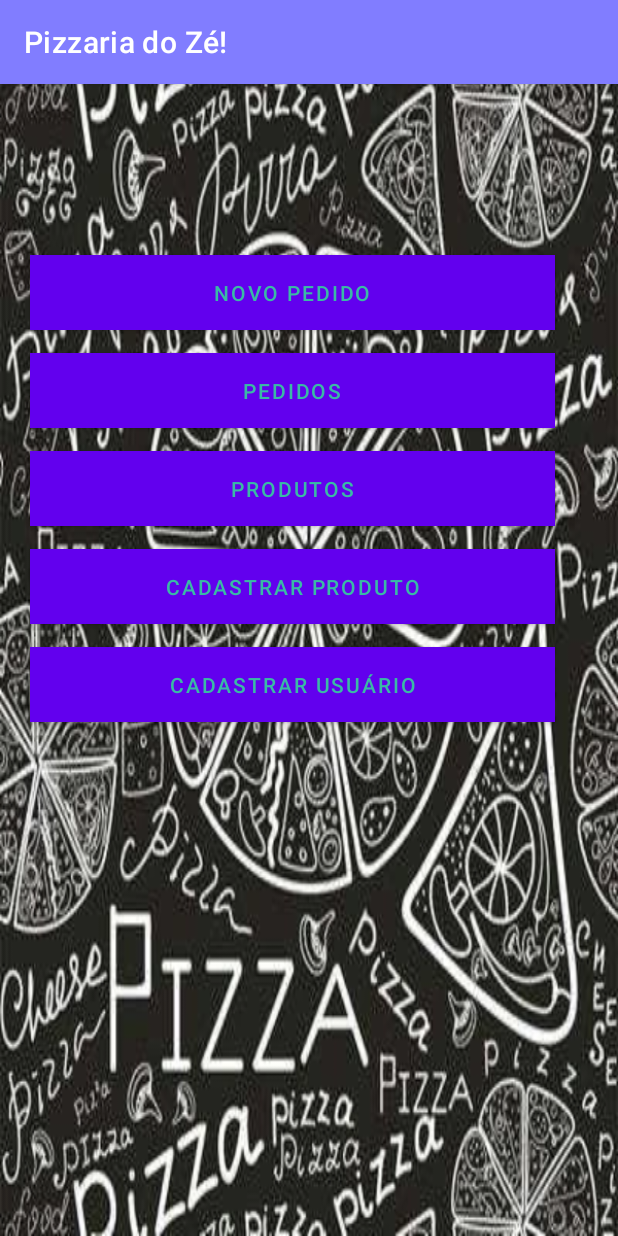
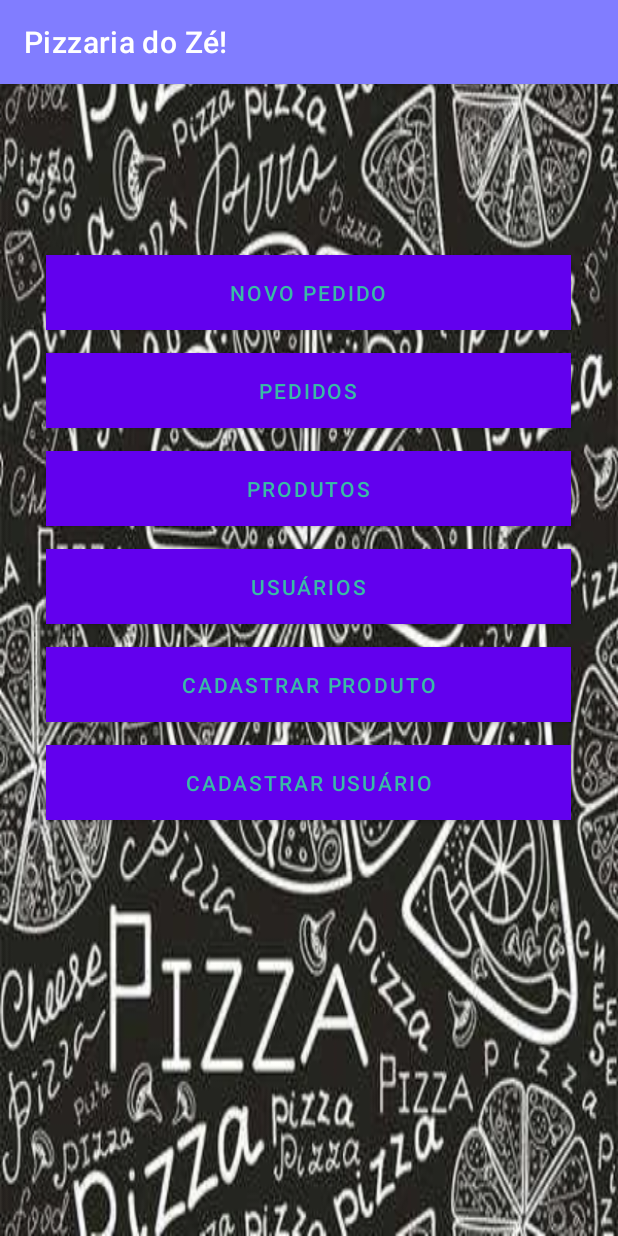
Before and after one commit to suelenviana/app_pizzaria, an Android app: the screen it shows after launch (MainActivity), on a phone screen of 412 x 824 dp. Run offline under Robolectric (Android 15) with nearby library versions, the phone set to English and light mode, and no system bars.

Commit message:
listagem de usuario

```diff
--- a/app/src/main/AndroidManifest.xml
+++ b/app/src/main/AndroidManifest.xml
@@ -12,6 +12,11 @@
         <activity
             android:name=".produto.listProdutoActivity"
             android:label="@string/title_activity_list_produto"
+            android:theme="@style/Theme.App_pizzaria.NoActionBar" >
+        </activity>
+        <activity
+            android:name=".usuario.ListaUsuarioActivity"
+            android:label="@string/listUsuario"
             android:theme="@style/Theme.App_pizzaria.NoActionBar" >
         </activity>
         <activity
--- a/app/src/main/java/com/programacao/app_pizzaria/MainActivity.java
+++ b/app/src/main/java/com/programacao/app_pizzaria/MainActivity.java
@@ -9,6 +9,7 @@ import com.programacao.app_pizzaria.pedido.novoPedidoActivity;
 import com.programacao.app_pizzaria.produto.ProdutoDAO;
 import com.programacao.app_pizzaria.produto.cadProdutoActivity;
 import com.programacao.app_pizzaria.produto.listProdutoActivity;
+import com.programacao.app_pizzaria.usuario.ListaUsuarioActivity;
 import com.programacao.app_pizzaria.usuario.UsuarioDAO;
 import com.programacao.app_pizzaria.usuario.cadUsuarioActivity;
 
@@ -23,7 +24,7 @@ import android.widget.Button;
 
 public class MainActivity extends AppCompatActivity {
 
-    Button btNovoPedido, btCadProduto, btListProduto, btCadUsuario;
+    Button btNovoPedido, btCadProduto, btListProduto, btCadUsuario, btListUsuario;
     Intent intent;
     private SQLiteDatabase bancoDados;
 
@@ -38,6 +39,7 @@ public class MainActivity extends AppCompatActivity {
         btCadProduto = findViewById(R.id.button_cadProduto);
         btListProduto = findViewById(R.id.button_listProduto);
         btCadUsuario = findViewById(R.id.button_cadUsuario);
+        btListUsuario = findViewById(R.id.button_listUsuario);
         ProdutoDAO.getInstance().criarTabela();
         UsuarioDAO.getInstance().criarTabela();
 
@@ -56,6 +58,10 @@ public class MainActivity extends AppCompatActivity {
                 break;
             case R.id.button_listProduto:
                 intent = new Intent(MainActivity.this, listProdutoActivity.class);
+                startActivity(intent);
+                break;
+            case R.id.button_listUsuario:
+                intent = new Intent(MainActivity.this, ListaUsuarioActivity.class);
                 startActivity(intent);
                 break;
             case R.id.button_cadUsuario:
--- a/app/src/main/java/com/programacao/app_pizzaria/usuario/ListaUsuarioActivity.java
+++ b/app/src/main/java/com/programacao/app_pizzaria/usuario/ListaUsuarioActivity.java
@@ -1,17 +1,12 @@
 package com.programacao.app_pizzaria.usuario;
 
 import android.os.Bundle;
-import android.os.PersistableBundle;
-import android.widget.ArrayAdapter;
 import android.widget.ListView;
 
-import androidx.annotation.Nullable;
 import androidx.appcompat.app.AppCompatActivity;
 import androidx.appcompat.widget.Toolbar;
 
 import com.programacao.app_pizzaria.R;
-import com.programacao.app_pizzaria.produto.Produto;
-import com.programacao.app_pizzaria.produto.ProdutoDAO;
 
 import java.util.ArrayList;
 import java.util.List;
@@ -28,6 +23,7 @@ public class ListaUsuarioActivity extends AppCompatActivity {
         Toolbar toolbar = findViewById(R.id.toolbar);
         setSupportActionBar(toolbar);
         inicializarListView();
+        listarUsuarios();
     }
 
     private void inicializarListView() {
--- a/app/src/main/res/layout/activity_main.xml
+++ b/app/src/main/res/layout/activity_main.xml
@@ -24,13 +24,13 @@
 <LinearLayout
     android:layout_width="match_parent"
     android:layout_height="match_parent"
-    android:orientation="vertical">
+    android:orientation="vertical"
+    android:gravity="top|center">
 
     <Button
         android:id="@+id/button_novoPedido"
         android:layout_width="350dp"
         android:layout_height="50dp"
-        android:layout_marginLeft="20dp"
         android:layout_marginTop="170dp"
         android:background="#a1ede1"
         android:textColor="#3abaa5"
@@ -41,7 +41,6 @@
         android:id="@+id/button_listPedido"
         android:layout_width="350dp"
         android:layout_height="50dp"
-        android:layout_marginLeft="20dp"
         android:layout_marginTop="15dp"
         android:background="#8cd9f5"
         android:textColor="#3abaa5"
@@ -52,7 +51,6 @@
         android:id="@+id/button_listProduto"
         android:layout_width="350dp"
         android:layout_height="50dp"
-        android:layout_marginLeft="20dp"
         android:layout_marginTop="15dp"
         android:background="#95d1f0"
         android:textColor="#3abaa5"
@@ -60,10 +58,19 @@
         android:text="@string/listProduto" />
 
     <Button
+        android:id="@+id/button_listUsuario"
+        android:layout_width="350dp"
+        android:layout_height="50dp"
+        android:layout_marginTop="15dp"
+        android:background="#95d1f0"
+        android:textColor="#3abaa5"
+        android:onClick="onClick"
+        android:text="@string/listUsuario" />
+
+    <Button
         android:id="@+id/button_cadProduto"
         android:layout_width="350dp"
         android:layout_height="50dp"
-        android:layout_marginLeft="20dp"
         android:layout_marginTop="15dp"
         android:background="#f2948f"
         android:textColor="#3abaa5"
@@ -75,7 +82,6 @@
         android:id="@+id/button_cadUsuario"
         android:layout_width="350dp"
         android:layout_height="50dp"
-        android:layout_marginLeft="20dp"
         android:layout_marginTop="15dp"
         android:background="#8cd9f5"
         android:textColor="#3abaa5"
--- a/app/src/main/res/values/strings.xml
+++ b/app/src/main/res/values/strings.xml
@@ -5,6 +5,7 @@
     <string name="novoPedido">Novo Pedido</string>
     <string name="cadProduto">Cadastrar Produto</string>
     <string name="listProduto">Produtos</string>
+    <string name="listUsuario">Usuários</string>
     <string name="cadUsuario">Cadastrar Usuário</string>
 
     <string name="next">Next</string>
```
Also changed, not shown: app/src/main/java/com/programacao/app_pizzaria/usuario/UsuarioAdapter.java (+17 -0 lines), app/src/main/java/com/programacao/app_pizzaria/usuario/UsuarioDAO.java (+20 -1 lines), app/src/main/res/layout/usuario.xml (+17 -4 lines).
